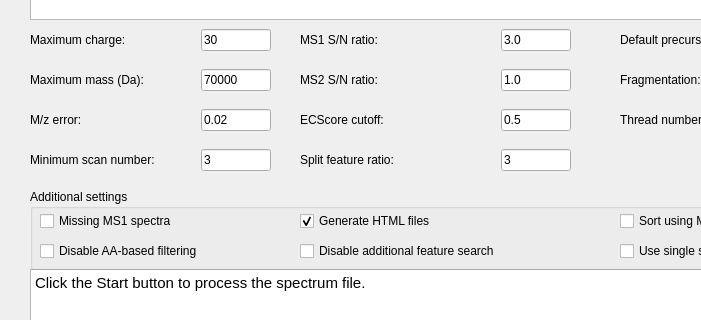
toppic-suite/toppic-suite, file src/gui/topfd/topfddialog.ui: the form before one commit; both pictures show x 0 to 701 and y 141 to 461 of the 965 by 630 pixel window.
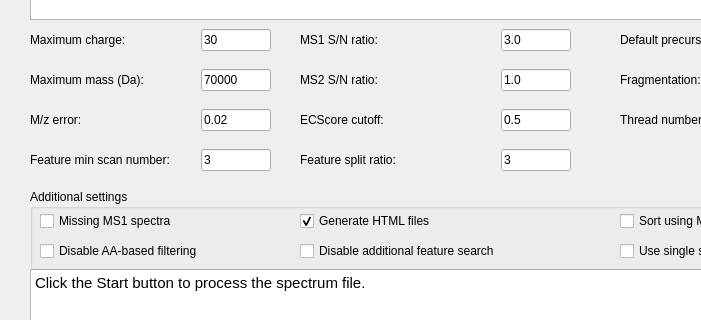
The form after the commit. Icons and pictures are not drawn.

What changed in the file:
```diff
--- a/src/gui/topfd/topfddialog.ui
+++ b/src/gui/topfd/topfddialog.ui
@@ -844,7 +844,7 @@
         </size>
        </property>
        <property name="text">
-        <string>Minimum scan number:</string>
+        <string>Feature min scan number:</string>
        </property>
       </widget>
      </item>
@@ -888,7 +888,7 @@
         </size>
        </property>
        <property name="text">
-        <string>Split feature ratio:</string>
+        <string>Feature split ratio:</string>
        </property>
       </widget>
      </item>
```
